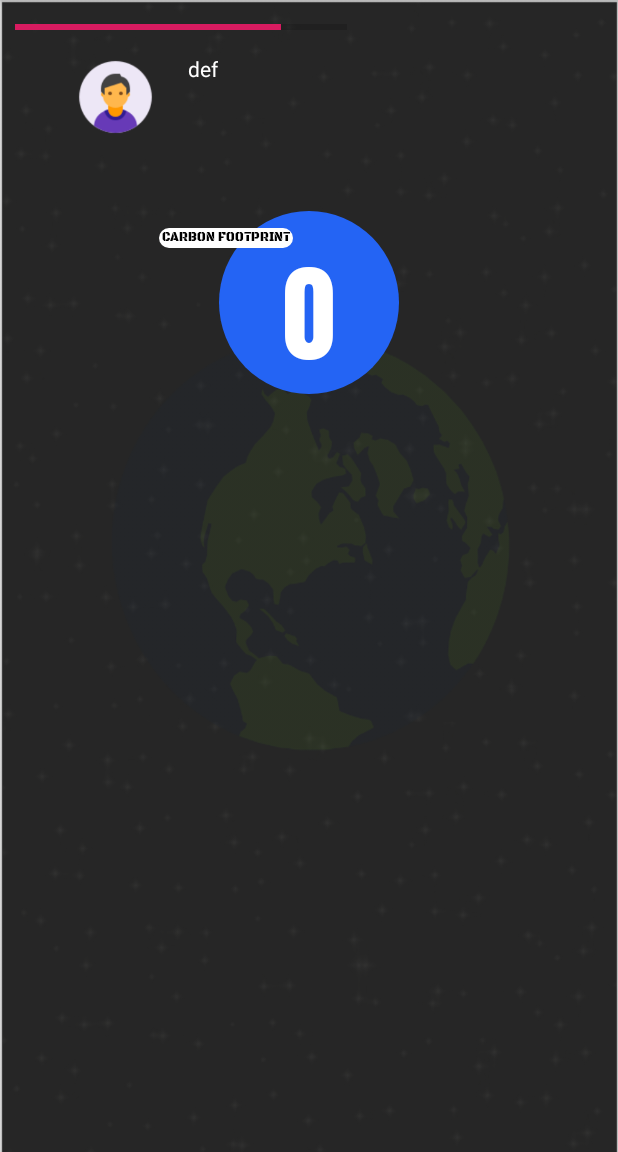
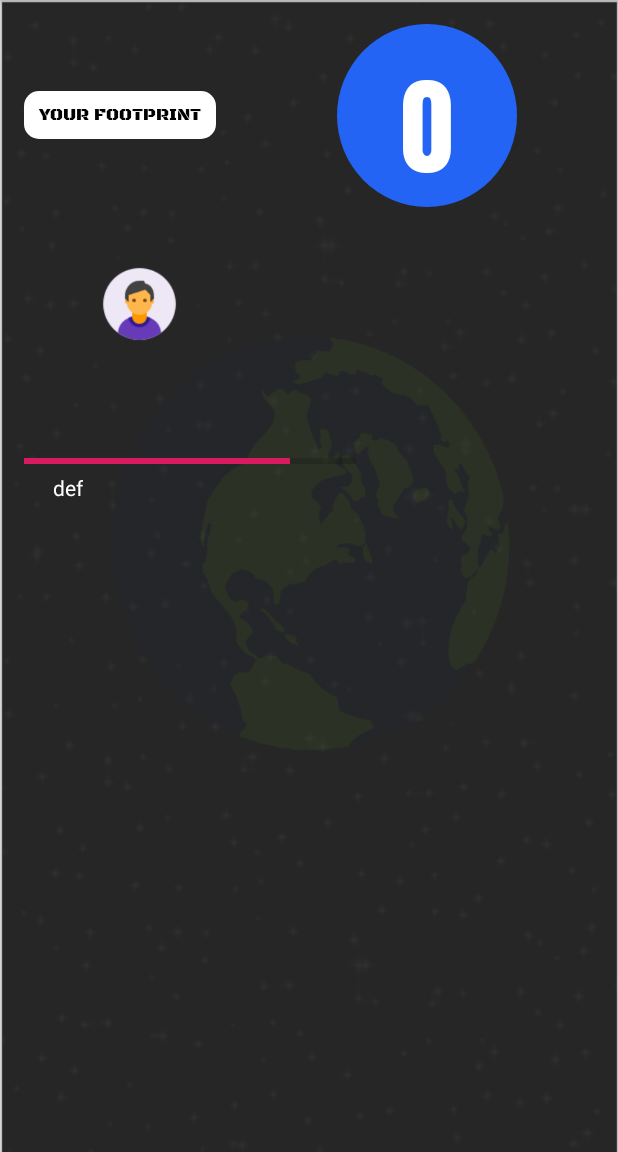
Before and after one commit to luizaawwolf/greenlegend, an Android app: the MainActivity screen opened directly, with no data from a screen before it, on a phone screen of 412 x 824 dp, the part 84-1236 px from its top. Run offline under Robolectric (Android 15) with nearby library versions, the phone set to English and light mode, and no system bars; Roboto replaces fonts that are not available here.

Commit message:
trying tableview

```diff
--- a/EcoLegend/app/src/main/java/com/example/ecolegend/IntroScreen.java
+++ b/EcoLegend/app/src/main/java/com/example/ecolegend/IntroScreen.java
@@ -29,6 +29,7 @@ public class IntroScreen extends AppCompatActivity {
         });
         userName = (EditText) findViewById(R.id.nameField);
         birthdayField = (EditText) findViewById(R.id.birthdayField);
+
     }
      public void saveData(){
          SharedPreferences sharedPreferences = getSharedPreferences(SHARED_PREFS, MODE_PRIVATE);
--- a/EcoLegend/app/src/main/res/layout/content_main.xml
+++ b/EcoLegend/app/src/main/res/layout/content_main.xml
@@ -1,18 +1,62 @@
 <?xml version="1.0" encoding="utf-8"?>
-<androidx.constraintlayout.widget.ConstraintLayout
-    xmlns:android="http://schemas.android.com/apk/res/android"
+<androidx.constraintlayout.widget.ConstraintLayout xmlns:android="http://schemas.android.com/apk/res/android"
+    xmlns:app="http://schemas.android.com/apk/res-auto"
     xmlns:tools="http://schemas.android.com/tools"
-    xmlns:app="http://schemas.android.com/apk/res-auto"
     android:layout_width="match_parent"
     android:layout_height="match_parent"
     app:layout_behavior="@string/appbar_scrolling_view_behavior"
-    tools:showIn="@layout/activity_main"
-    tools:context=".MainActivity">
+    tools:context=".MainActivity"
+    tools:showIn="@layout/activity_main">
+
+    <ScrollView
+        android:layout_width="match_parent"
+        android:layout_height="wrap_content"
+        app:layout_constraintBottom_toBottomOf="parent"
+        app:layout_constraintEnd_toEndOf="parent"
+        app:layout_constraintTop_toTopOf="parent"
+        app:layout_constraintVertical_bias="0.0">
+
+        <LinearLayout
+            android:layout_width="match_parent"
+            android:layout_height="wrap_content"
+            android:layout_margin="16dp"
+            android:orientation="vertical">
+
+            <TableLayout
+                android:layout_width="match_parent"
+                android:layout_height="wrap_content"
+                android:orientation="horizontal"
+                android:stretchColumns="1"
+                android:gravity="center_horizontal">
+                <TableRow>
+                    <TextView
+                        android:id="@+id/level_label"
+                        android:layout_weight="0.0"
+                        android:layout_width="wrap_content"
+                        android:paddingLeft="10dp"
+                        android:paddingRight="10dp"
+                        android:layout_height="32dp"
+                        android:layout_gravity="center_vertical"
+                        android:background="@drawable/roundedbackground"
+                        android:gravity="center"
+                        android:text="@string/carbonfootprintlabel"
+                        android:textColor="#000000"
+                        android:textSize="12sp"
+                        app:fontFamily="@font/black_ops_one"
+                        android:layout_marginRight="30dp"
+                        app:layout_constraintBottom_toBottomOf="parent"
+                        app:layout_constraintEnd_toEndOf="parent"
+                        app:layout_constraintHorizontal_bias="0.329"
+                        app:layout_constraintStart_toStartOf="parent"
+                        app:layout_constraintTop_toTopOf="parent"
+                        app:layout_constraintVertical_bias="0.201" />
 
                     <TextView
                         android:id="@+id/userLevel"
                         android:layout_width="wrap_content"
+                        android:layout_weight="0.8"
                         android:layout_height="wrap_content"
+                        android:layout_gravity="center"
                         android:background="@drawable/home_userlevel_circle"
                         android:gravity="center"
                         android:text="@string/user_level"
@@ -24,23 +68,9 @@
                         app:layout_constraintStart_toStartOf="parent"
                         app:layout_constraintTop_toTopOf="parent"
                         app:layout_constraintVertical_bias="0.218" />
+                </TableRow>
 
-    <TextView
-        android:id="@+id/level_label"
-        android:layout_width="89dp"
-        android:layout_height="13dp"
-        android:background="@drawable/roundedbackground"
-        android:gravity="center"
-        android:text="@string/carbonfootprintlabel"
-        android:textColor="#000000"
-        android:textSize="8sp"
-        app:fontFamily="@font/black_ops_one"
-        app:layout_constraintBottom_toBottomOf="parent"
-        app:layout_constraintEnd_toEndOf="parent"
-        app:layout_constraintHorizontal_bias="0.329"
-        app:layout_constraintStart_toStartOf="parent"
-        app:layout_constraintTop_toTopOf="parent"
-        app:layout_constraintVertical_bias="0.201" />
+            </TableLayout>
 
 
             <ImageView
@@ -50,22 +80,19 @@
                 android:layout_marginStart="48dp"
                 android:layout_marginLeft="48dp"
                 android:layout_marginTop="36dp"
+                android:background="@drawable/usersample"
                 app:layout_constraintStart_toStartOf="parent"
-        app:layout_constraintTop_toTopOf="parent"
-        android:background="@drawable/usersample" />
+                app:layout_constraintTop_toTopOf="parent" />
 
             <ProgressBar
                 android:id="@+id/progressbar"
                 style="@style/Widget.AppCompat.ProgressBar.Horizontal"
                 android:layout_width="221dp"
                 android:layout_height="16dp"
-        android:layout_margin="10dp"
-        android:layout_marginStart="164dp"
-        android:layout_marginLeft="164dp"
-        android:layout_marginTop="76dp"
+                android:layout_marginTop="68dp"
                 android:max="100"
                 android:progress="50"
-        app:layout_constraintStart_toStartOf="parent"
+                app:layout_constraintStart_toStartOf="@+id/nameDisplay"
                 app:layout_constraintTop_toTopOf="parent" />
 
             <TextView
@@ -80,4 +107,8 @@
                 app:layout_constraintTop_toTopOf="@+id/imageView6" />
 
 
+        </LinearLayout>
+    </ScrollView>
+
+
 </androidx.constraintlayout.widget.ConstraintLayout>
--- a/EcoLegend/app/src/main/res/values/strings.xml
+++ b/EcoLegend/app/src/main/res/values/strings.xml
@@ -3,7 +3,7 @@
     <string name="action_settings">Settings</string>
     <string name="user_level">15</string>
     //to change later
-    <string name="carbonfootprintlabel">CARBON FOOTPRINT</string>
+    <string name="carbonfootprintlabel">YOUR FOOTPRINT</string>
     <string name="button1text">LET\'S GET STARTED</string>
     <string name="info1">The average person in the United States produces more than 25 tons of carbon dioxide a year...</string>
     <string name="info2">That\'s equal to</string>
```
Lines whose indentation alone changed are shown as unchanged.
